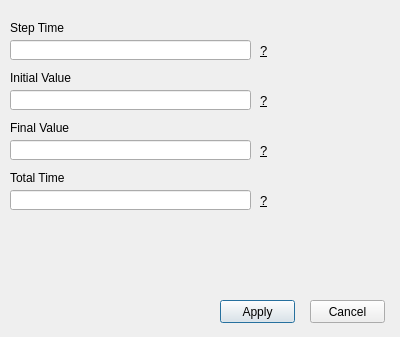
The window that App/Simulator_App/ui/input_editor.ui (DanielMontoyaR/Toolbox-de-Simulaci-n-para-An-lisis-de-Se-ales-Mixtas) describes before a commit, drawn with Qt 5.
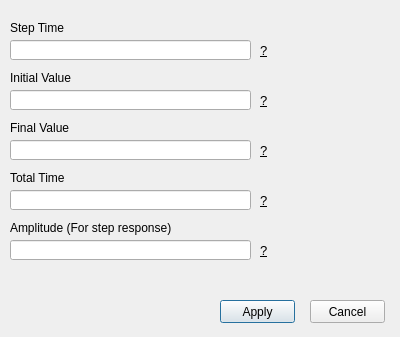
The same window after the commit.

Commit message: update: fixed personalized plant bug. Output plot functional (for step response)

```diff
--- a/App/Simulator_App/ui/input_editor.ui
+++ b/App/Simulator_App/ui/input_editor.ui
@@ -195,6 +195,42 @@
     <string>Total Time</string>
    </property>
   </widget>
+  <widget class="QLineEdit" name="amplitudeInput">
+   <property name="geometry">
+    <rect>
+     <x>10</x>
+     <y>240</y>
+     <width>241</width>
+     <height>20</height>
+    </rect>
+   </property>
+  </widget>
+  <widget class="QLabel" name="amplitudeLabel">
+   <property name="geometry">
+    <rect>
+     <x>10</x>
+     <y>220</y>
+     <width>181</width>
+     <height>16</height>
+    </rect>
+   </property>
+   <property name="text">
+    <string>Amplitude (For step response)</string>
+   </property>
+  </widget>
+  <widget class="QLabel" name="amplitudeLabelInfo">
+   <property name="geometry">
+    <rect>
+     <x>260</x>
+     <y>240</y>
+     <width>16</width>
+     <height>21</height>
+    </rect>
+   </property>
+   <property name="text">
+    <string>&lt;html&gt;&lt;head/&gt;&lt;body&gt;&lt;p&gt;&lt;span style=&quot; font-size:10pt; text-decoration: underline;&quot;&gt;?&lt;/span&gt;&lt;/p&gt;&lt;/body&gt;&lt;/html&gt;</string>
+   </property>
+  </widget>
  </widget>
  <resources/>
  <connections/>
```
The commit also changes 10 other files.
